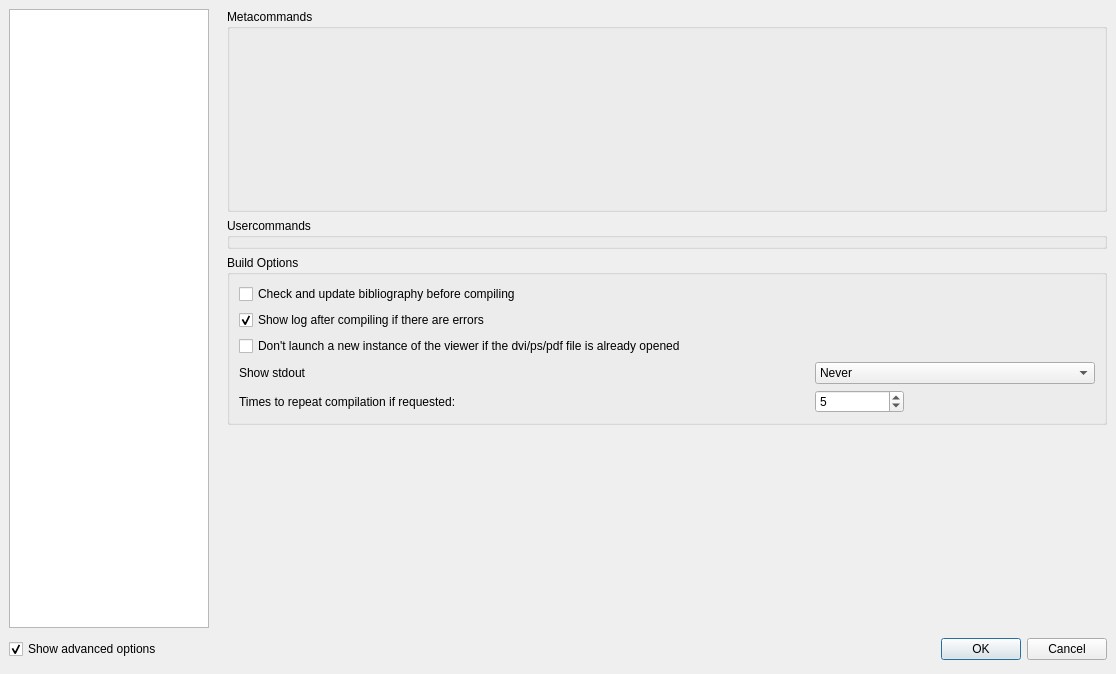
The window that configdialog.ui (svn2github/texstudio-trunk) describes before a commit, drawn with Qt 5.
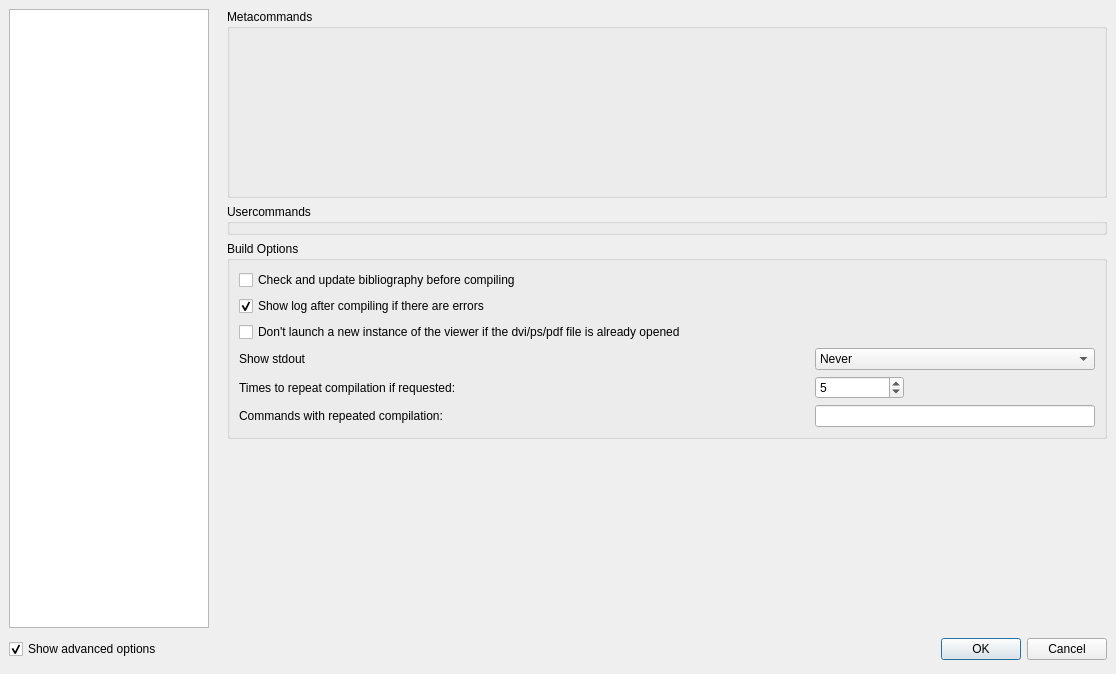
The same window after the commit. The open tabs and pages were chosen to show the change. Icons and pictures are not drawn.

Commit message: customizable rerun commands

Diff of the .ui file:
```diff
--- a/configdialog.ui
+++ b/configdialog.ui
@@ -740,6 +740,16 @@
             </property>
            </widget>
           </item>
+          <item row="7" column="0">
+           <widget class="QLabel" name="label">
+            <property name="text">
+             <string>Commands with repeated compilation: </string>
+            </property>
+           </widget>
+          </item>
+          <item row="7" column="1" colspan="3">
+           <widget class="QLineEdit" name="lineEditCommandsWithRerun"/>
+          </item>
          </layout>
         </widget>
        </item>
```
Left out of the diff: 2 changed lines with no effect on the pictures. The commit also changes 5 other files.
